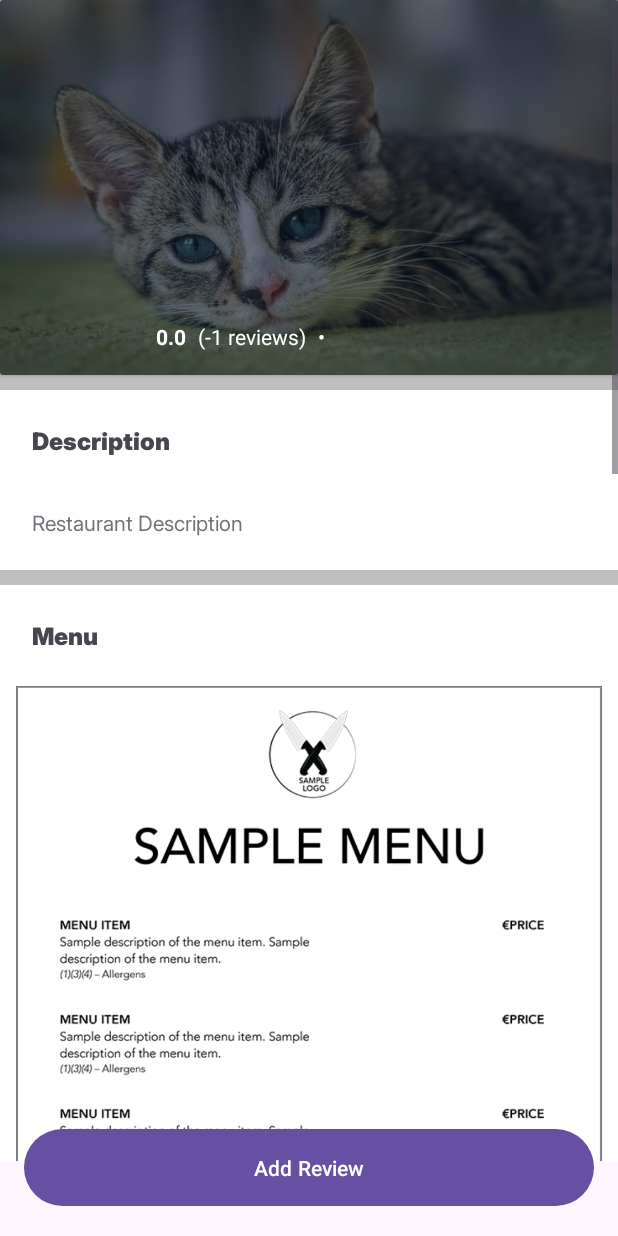
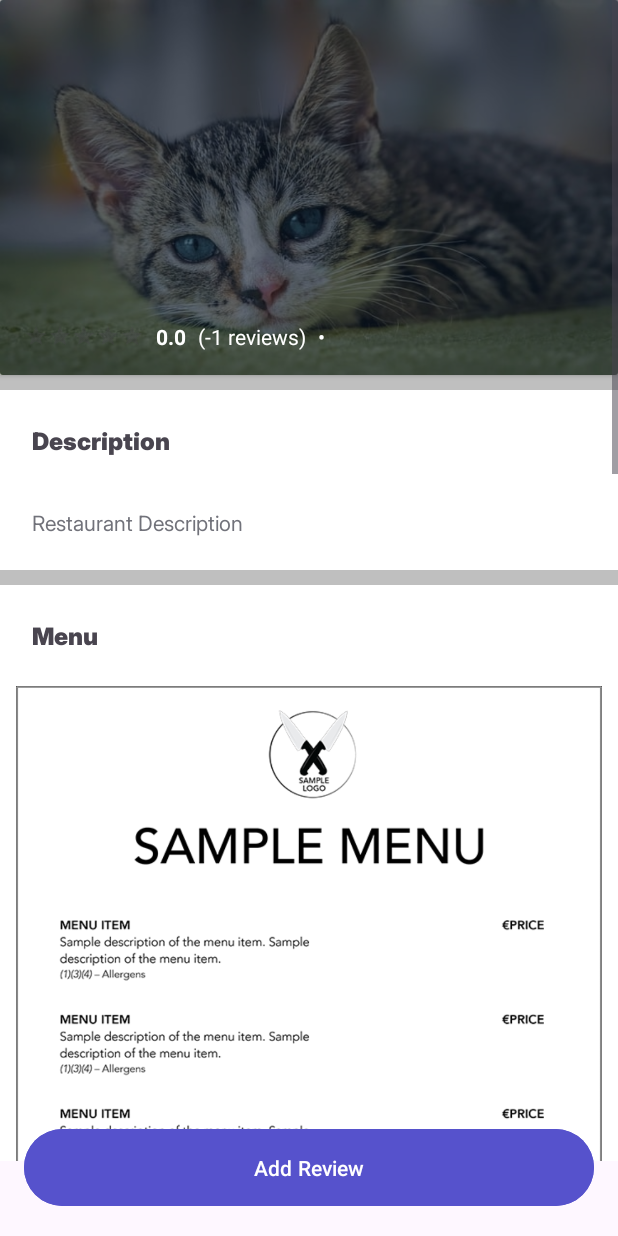
Before and after one commit to jmrnd/mobdeve-rate-eat, an Android app: the RestaurantActivity screen opened directly, with no data from a screen before it, on a phone screen of 412 x 824 dp. Run offline under Robolectric (Android 15) with nearby library versions, the phone set to English and light mode, and no system bars; our stand-ins replace Firebase (no records; nobody signed in at launch, a user with empty details on screens opened directly).

Commit message:
synced the color of button to other buttons

```diff
--- a/app/src/main/res/layout/activity_restaurant.xml
+++ b/app/src/main/res/layout/activity_restaurant.xml
@@ -213,6 +213,7 @@
         android:layout_alignParentBottom="true"
         android:layout_centerHorizontal="true"
         android:layout_margin="16dp"
+        android:backgroundTint="#5652CC"
         android:onClick = "onClickAddReview"
         android:padding="16dp"/>
 </RelativeLayout>
```
